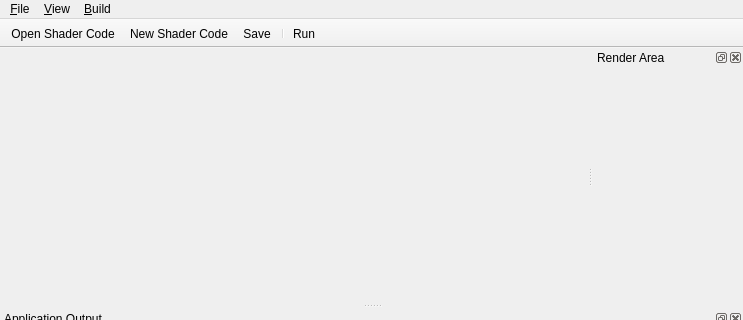
First picture: the form in forms/mainwindow.ui, repository ethiago/shader-labs, before the edit; both pictures show x 0 to 743 and y 0 to 320 of the 743 by 526 pixel window.
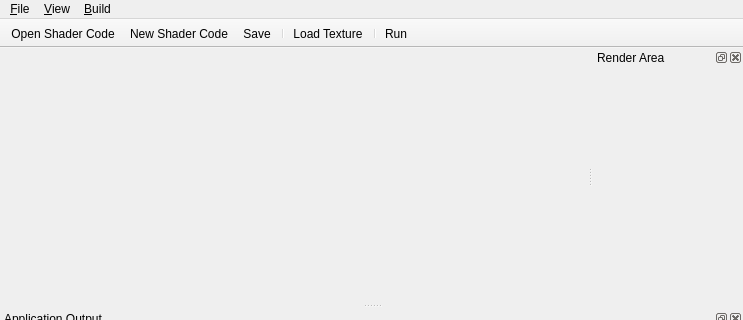
Second picture: the form after the edit. Icons and pictures are not drawn.

Patch:
```diff
--- a/forms/mainwindow.ui
+++ b/forms/mainwindow.ui
@@ -98,6 +98,8 @@
    <addaction name="actionNewFile"/>
    <addaction name="actionSaveFile"/>
    <addaction name="separator"/>
+   <addaction name="action_Load_Texture"/>
+   <addaction name="separator"/>
    <addaction name="actionRunAll"/>
   </widget>
   <widget class="QDockWidget" name="dockRenderWidget">
@@ -305,6 +307,18 @@
     <string>Ctrl+Shift+S</string>
    </property>
   </action>
+  <action name="action_Load_Texture">
+   <property name="icon">
+    <iconset resource="../shaderlab.qrc">
+     <normaloff>:/ico/img/1303588939_go-back.png</normaloff>:/ico/img/1303588939_go-back.png</iconset>
+   </property>
+   <property name="text">
+    <string>&amp;Load Texture ...</string>
+   </property>
+   <property name="shortcut">
+    <string>Ctrl+L</string>
+   </property>
+  </action>
  </widget>
  <layoutdefault spacing="6" margin="11"/>
  <resources>
```
Left out of the diff: 2 changed lines with no effect on the pictures.
